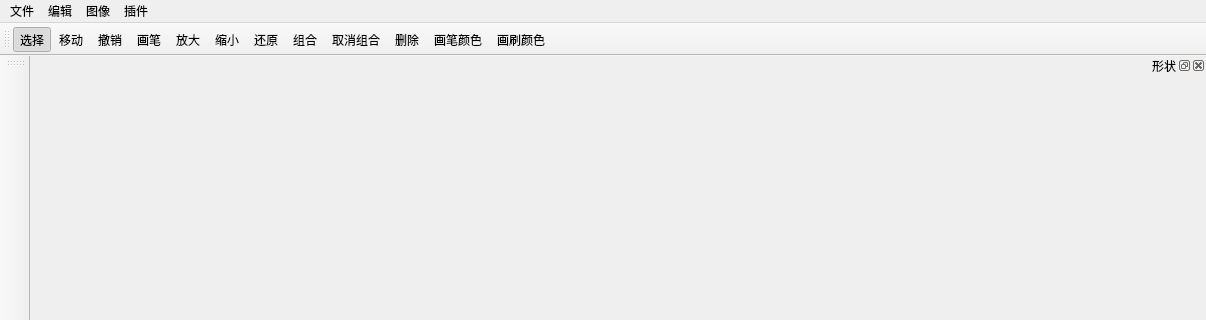
This is mainwindow.ui in ITERATOR-ACM-TEAM/VIPainter as Qt 5 draws it before an edit; both pictures show x 0 to 1206 and y 0 to 320 of the 1206 by 786 pixel window. The edited form follows.
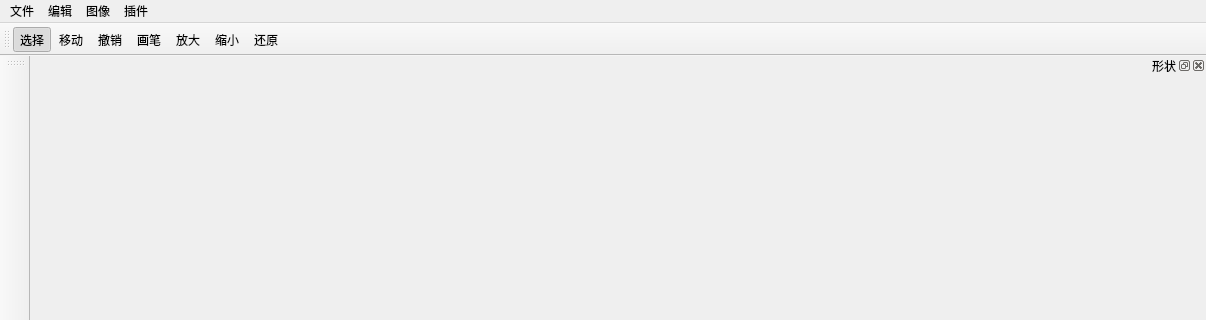
This is the edited form. Icons and pictures are not drawn.

```diff
--- a/mainwindow.ui
+++ b/mainwindow.ui
@@ -91,11 +91,6 @@
    <addaction name="actionZoomIn"/>
    <addaction name="actionZoomOut"/>
    <addaction name="actionResume"/>
-   <addaction name="actionGroup"/>
-   <addaction name="actionBreakUp"/>
-   <addaction name="actionDelete"/>
-   <addaction name="actionPen"/>
-   <addaction name="actionBrush"/>
   </widget>
   <widget class="QStatusBar" name="statusBar"/>
   <widget class="QToolBar" name="shapeBar">
```
Left out of the diff: 2 changed lines with no effect on the pictures.
